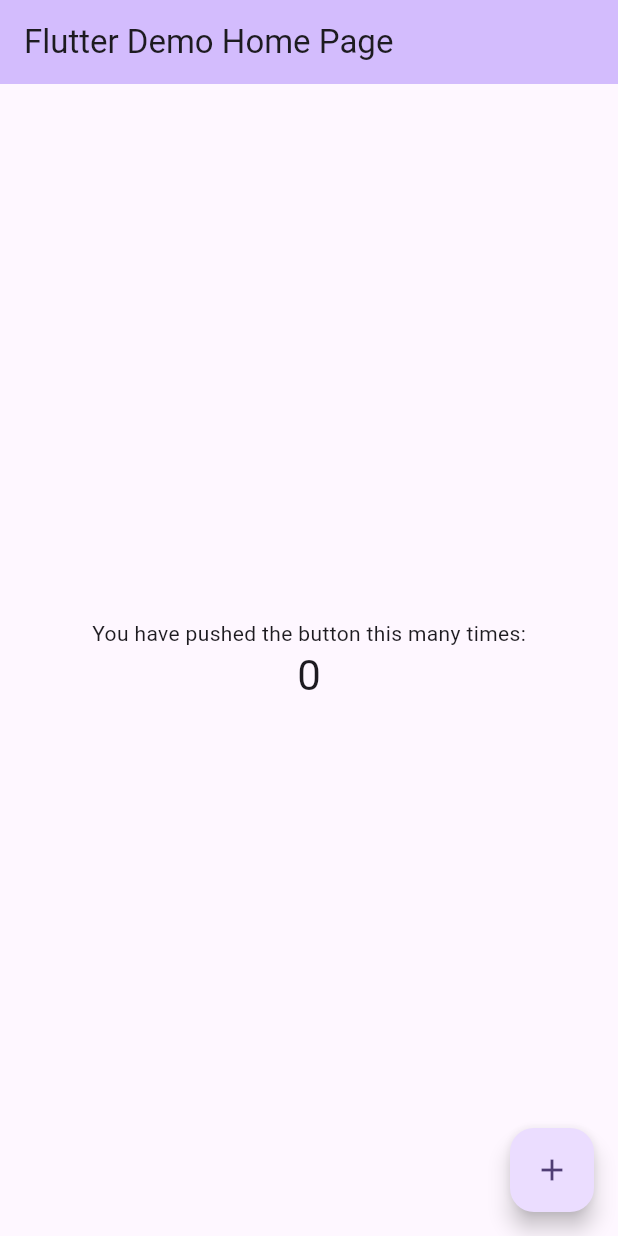
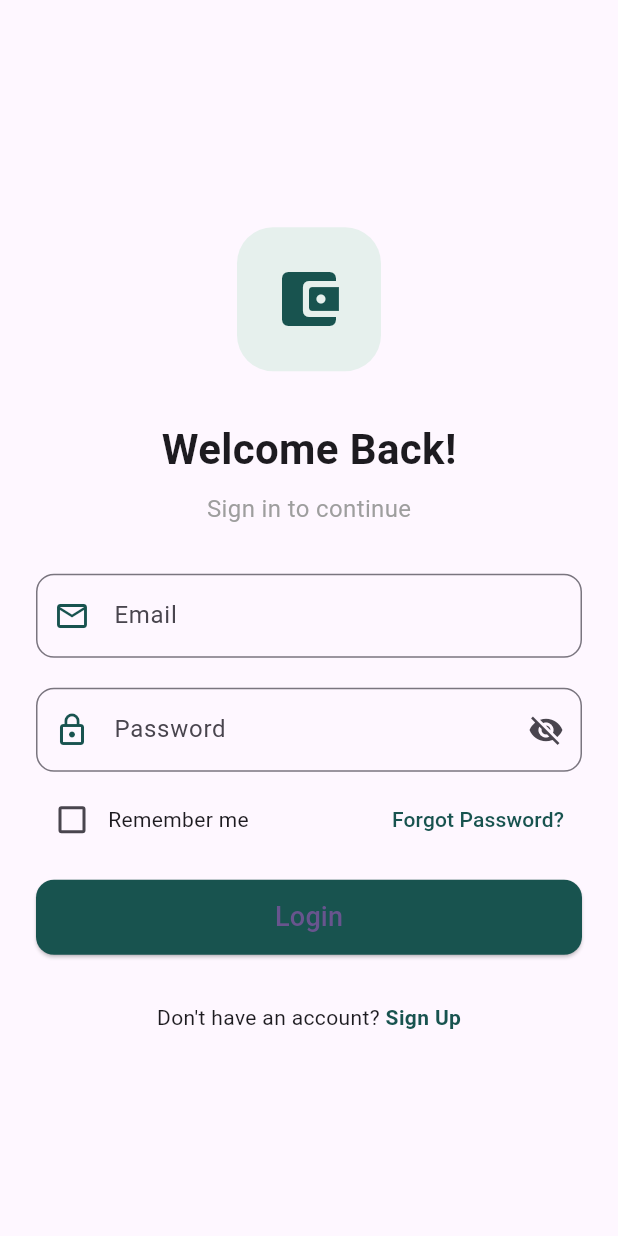
Before and after one commit to Daniel-Kav/Pretium-finance-app, a Flutter app: the screen it shows after launch, on a phone screen of 412 x 824 dp. Run offline on Flutter 3.47's test engine with Material 3 defaults, Android fonts, the phone set to English and light mode, and no system bars.

Commit message:
Add login page implementation and update main app entry point

```diff
--- /dev/null
+++ b/pretium/lib/login_page.dart
@@ -0,0 +1,132 @@
+import 'package:flutter/material.dart';
+
+class LoginPage extends StatefulWidget {
+  const LoginPage({Key? key}) : super(key: key);
+
+  @override
+  State<LoginPage> createState() => _LoginPageState();
+}
+
+class _LoginPageState extends State<LoginPage> {
+  final TextEditingController _emailController = TextEditingController();
+  final TextEditingController _passwordController = TextEditingController();
+  bool _obscurePassword = true;
+  bool _rememberMe = false;
+
+  @override
+  Widget build(BuildContext context) {
+    return Scaffold(
+      body: SafeArea(
+        child: Center(
+          child: SingleChildScrollView(
+            padding: const EdgeInsets.symmetric(horizontal: 24.0),
+            child: Column(
+              mainAxisAlignment: MainAxisAlignment.center,
+              children: [
+                const SizedBox(height: 40),
+                Container(
+                  padding: const EdgeInsets.all(24),
+                  decoration: BoxDecoration(
+                    color: const Color(0xFFE6F0ED),
+                    borderRadius: BorderRadius.circular(24),
+                  ),
+                  child: Icon(Icons.account_balance_wallet_rounded, size: 48, color: Color(0xFF18534F)),
+                ),
+                const SizedBox(height: 32),
+                const Text(
+                  'Welcome Back!',
+                  style: TextStyle(fontSize: 28, fontWeight: FontWeight.bold),
+                ),
+                const SizedBox(height: 8),
+                const Text(
+                  'Sign in to continue',
+                  style: TextStyle(fontSize: 16, color: Colors.grey),
+                ),
+                const SizedBox(height: 32),
+                TextField(
+                  controller: _emailController,
+                  decoration: InputDecoration(
+                    prefixIcon: Icon(Icons.email_outlined, color: Color(0xFF18534F)),
+                    labelText: 'Email',
+                    border: OutlineInputBorder(borderRadius: BorderRadius.circular(12)),
+                  ),
+                  keyboardType: TextInputType.emailAddress,
+                ),
+                const SizedBox(height: 20),
+                TextField(
+                  controller: _passwordController,
+                  obscureText: _obscurePassword,
+                  decoration: InputDecoration(
+                    prefixIcon: Icon(Icons.lock_outline, color: Color(0xFF18534F)),
+                    labelText: 'Password',
+                    border: OutlineInputBorder(borderRadius: BorderRadius.circular(12)),
+                    suffixIcon: IconButton(
+                      icon: Icon(_obscurePassword ? Icons.visibility_off : Icons.visibility),
+                      onPressed: () {
+                        setState(() {
+                          _obscurePassword = !_obscurePassword;
+                        });
+                      },
+                    ),
+                  ),
+                ),
+                const SizedBox(height: 8),
+                Row(
+                  children: [
+                    Checkbox(
+                      value: _rememberMe,
+                      onChanged: (value) {
+                        setState(() {
+                          _rememberMe = value ?? false;
+                        });
+                      },
+                    ),
+                    const Text('Remember me'),
+                    const Spacer(),
+                    TextButton(
+                      onPressed: () {},
+                      child: const Text('Forgot Password?', style: TextStyle(color: Color(0xFF18534F))),
+                    ),
+                  ],
+                ),
+                const SizedBox(height: 16),
+                SizedBox(
+                  width: double.infinity,
+                  height: 50,
+                  child: ElevatedButton(
+                    style: ElevatedButton.styleFrom(
+                      backgroundColor: const Color(0xFF18534F),
+                      shape: RoundedRectangleBorder(
+                        borderRadius: BorderRadius.circular(12),
+                      ),
+                    ),
+                    onPressed: () {},
+                    child: const Text('Login', style: TextStyle(fontSize: 18)),
+                  ),
+                ),
+                const SizedBox(height: 32),
+                Row(
+                  mainAxisAlignment: MainAxisAlignment.center,
+                  children: [
+                    const Text("Don't have an account? "),
+                    GestureDetector(
+                      onTap: () {},
+                      child: const Text(
+                        'Sign Up',
+                        style: TextStyle(
+                          color: Color(0xFF18534F),
+                          fontWeight: FontWeight.bold,
+                        ),
+                      ),
+                    ),
+                  ],
+                ),
+                const SizedBox(height: 24),
+              ],
+            ),
+          ),
+        ),
+      ),
+    );
+  }
+}
--- a/pretium/lib/main.dart
+++ b/pretium/lib/main.dart
@@ -1,4 +1,5 @@
 import 'package:flutter/material.dart';
+import 'login_page.dart';
 
 void main() {
   runApp(const MyApp());
@@ -13,24 +14,10 @@ class MyApp extends StatelessWidget {
     return MaterialApp(
       title: 'Flutter Demo',
       theme: ThemeData(
-        // This is the theme of your application.
         //
-        // TRY THIS: Try running your application with "flutter run". You'll see
-        // the application has a purple toolbar. Then, without quitting the app,
-        // try changing the seedColor in the colorScheme below to Colors.green
-        // and then invoke "hot reload" (save your changes or press the "hot
-        // reload" button in a Flutter-supported IDE, or press "r" if you used
-        // the command line to start the app).
-        //
-        // Notice that the counter didn't reset back to zero; the application
-        // state is not lost during the reload. To reset the state, use hot
-        // restart instead.
-        //
-        // This works for code too, not just values: Most code changes can be
-        // tested with just a hot reload.
         colorScheme: ColorScheme.fromSeed(seedColor: Colors.deepPurple),
       ),
-      home: const MyHomePage(title: 'Flutter Demo Home Page'),
+      home: const LoginPage(),
     );
   }
 }
```
